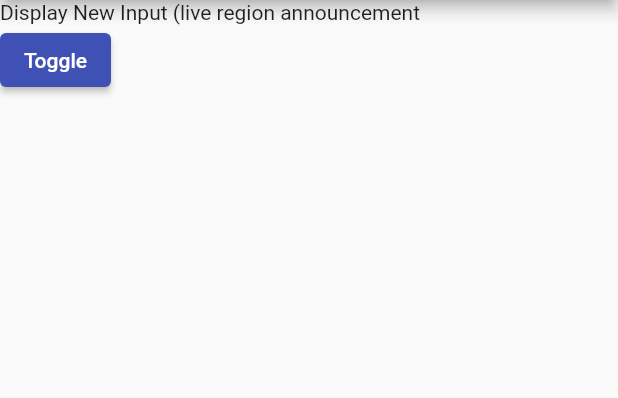
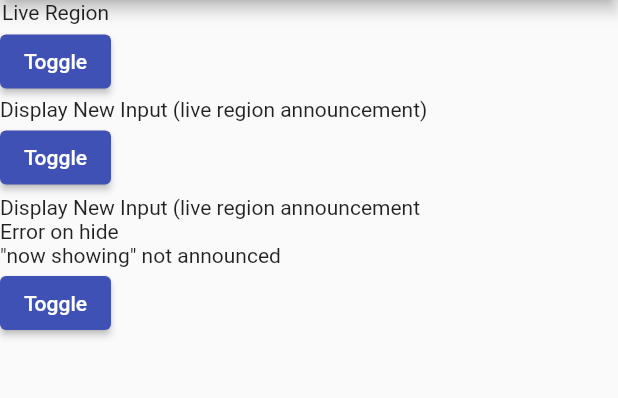
Before and after one commit to hamishnorton/flutter_semantics_examples, a Flutter app: the screen it shows after launch, on a phone screen of 412 x 824 dp, the part 84-482 px from its top. Run offline on Flutter 3.47's test engine with Material 2 defaults, Android fonts, the phone set to English and light mode, and no system bars.

Commit message:
Added DisplayNewInputErrorOnHide: it creates an error when you add an addtional label to the live region and then change it, and doesn't announce it the first time.

```diff
--- a/lib/display_new_input.dart
+++ b/lib/display_new_input.dart
@@ -16,7 +16,7 @@ class _DisplayNewInputState extends State<DisplayNewInput> {
     return Column(
       crossAxisAlignment: CrossAxisAlignment.start,
       children: [
-        const Text('Display New Input (live region announcement'),
+        const Text('Display New Input (live region announcement)'),
         ElevatedButton(
             onPressed: () {
               setState(() {
--- /dev/null
+++ b/lib/display_new_input_error_on_hide.dart
@@ -0,0 +1,50 @@
+import 'package:flutter/material.dart';
+import 'package:flutter_semantics_examples/theme/styles.dart';
+
+class DisplayNewInputErrorOnHide extends StatefulWidget {
+  const DisplayNewInputErrorOnHide({Key? key}) : super(key: key);
+
+  @override
+  State<DisplayNewInputErrorOnHide> createState() =>
+      _DisplayNewInputErrorOnHideState();
+}
+
+class _DisplayNewInputErrorOnHideState
+    extends State<DisplayNewInputErrorOnHide> {
+  bool _toggle = false;
+  static const String _label = 'Email Address';
+
+  @override
+  Widget build(BuildContext context) {
+    return Column(
+      crossAxisAlignment: CrossAxisAlignment.start,
+      children: [
+        const Text('Display New Input (live region announcement'),
+        const Text('Error on hide'),
+        const Text('"now showing" not announced'),
+        ElevatedButton(
+            onPressed: () {
+              setState(() {
+                _toggle = !_toggle;
+              });
+            },
+            child: const Text('Toggle')),
+        Semantics(
+          liveRegion: true,
+          label: (_toggle) ? 'now showing $_label' : 'now hiding $_label',
+          // Error: On hide
+          // The following TypeErrorImpl was thrown during a scheduler callback:
+          // Unexpected null value.
+          // Warning: 'now showing' isn't announced
+          child: (_toggle)
+              ? TextFormField(
+                  decoration: Styles.buildInputDecoration(
+                      null, '<name>@<domain>', _label),
+                )
+              : const SizedBox(width: 1.0, height: 1.0),
+          // note: can not have no child, or an empty container
+        ),
+      ],
+    );
+  }
+}
--- a/lib/main.dart
+++ b/lib/main.dart
@@ -1,6 +1,8 @@
 import 'package:flutter/material.dart';
 import 'package:flutter/rendering.dart';
 import 'package:flutter_semantics_examples/display_new_input.dart';
+import 'package:flutter_semantics_examples/display_new_input_error_on_hide.dart';
+import 'package:flutter_semantics_examples/live_region.dart';
 
 void main() {
   runApp(const MyApp());
@@ -49,8 +51,9 @@ class MainScreen extends StatelessWidget {
               //AutoCompleteWithAnnouncedOptions(), // not finished, may not be possible
               //DropdownFormFieldBasic(), // not finished
               //ButtonsWithSemantics(),
-              DisplayNewInput()
-              //LiveRegion()
+              LiveRegion(),
+              DisplayNewInput(),
+              DisplayNewInputErrorOnHide(),
             ]));
   }
 }
```
